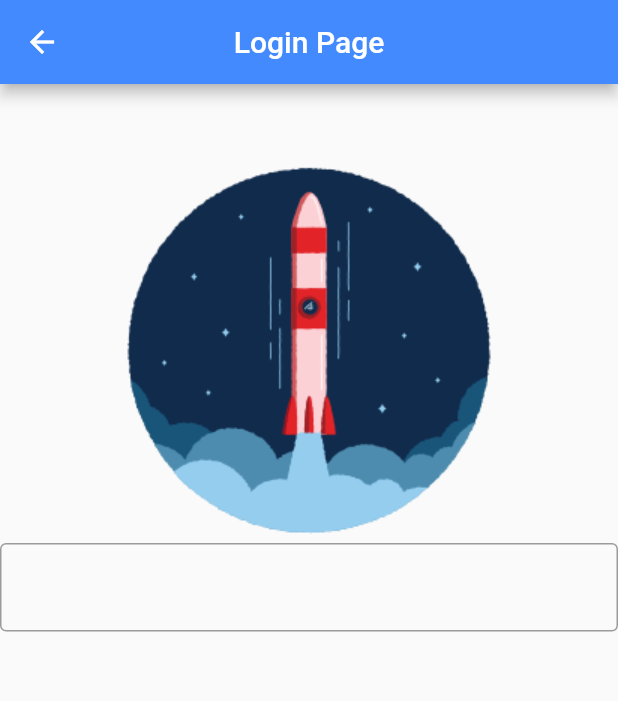
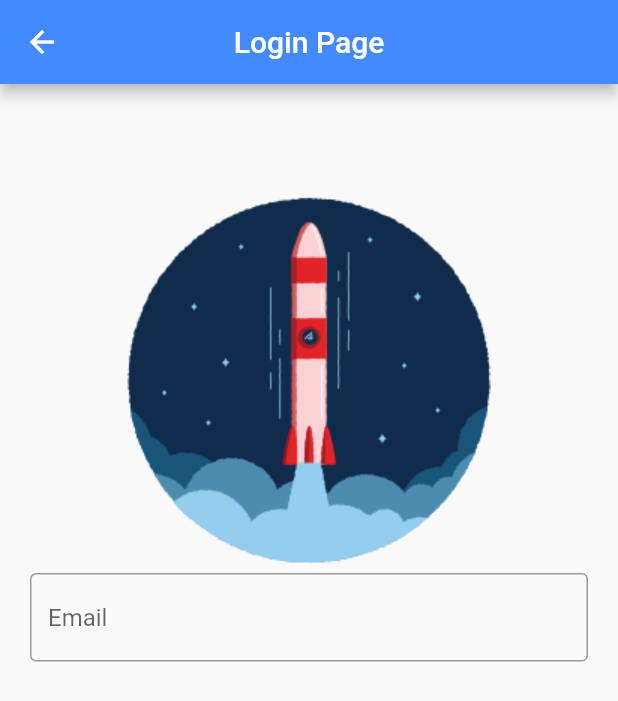
Before and after one commit to simonjv01/flutter_app_welcome, a Flutter app: the screen it shows after launch, after a tap on "Login", on a phone screen of 412 x 824 dp. Shown: the top 701 px of the screen. Run offline on Flutter 3.47's test engine with Material 2 defaults, Android fonts, the phone set to English and light mode, and no system bars.

Commit message:
added padding to login page

```diff
--- a/lib/pages/login_page.dart
+++ b/lib/pages/login_page.dart
@@ -15,6 +15,8 @@ class LoginPage extends StatelessWidget {
         backgroundColor: Colors.blueAccent,
       ),
       body: Center(
+          child: Padding(
+            padding: const EdgeInsets.all(20.0),
             child: Column(
                   children: [
             const SizedBox(height: 50.0),
@@ -23,9 +25,11 @@ class LoginPage extends StatelessWidget {
               controller: controllerEmail,
               decoration: const InputDecoration(
                 border: OutlineInputBorder(),
+                hintText: 'Email',
               ),
             ),
                   ],
+                ),
           )),
     );
   }
```
Lines whose indentation alone changed are shown as unchanged.
